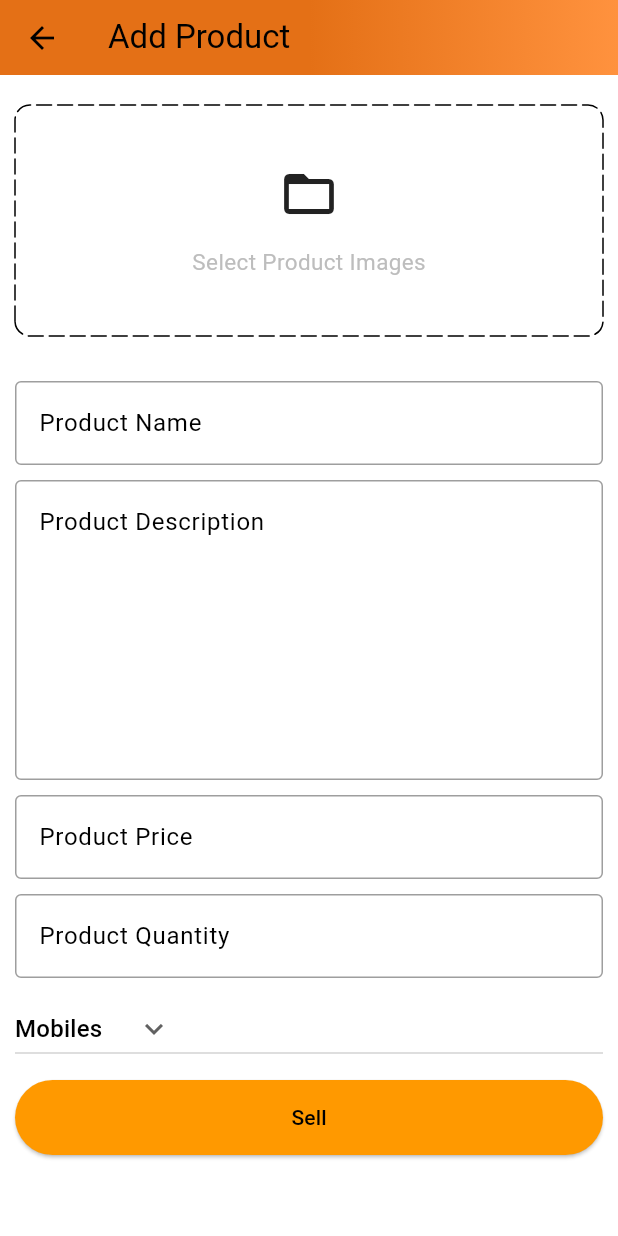
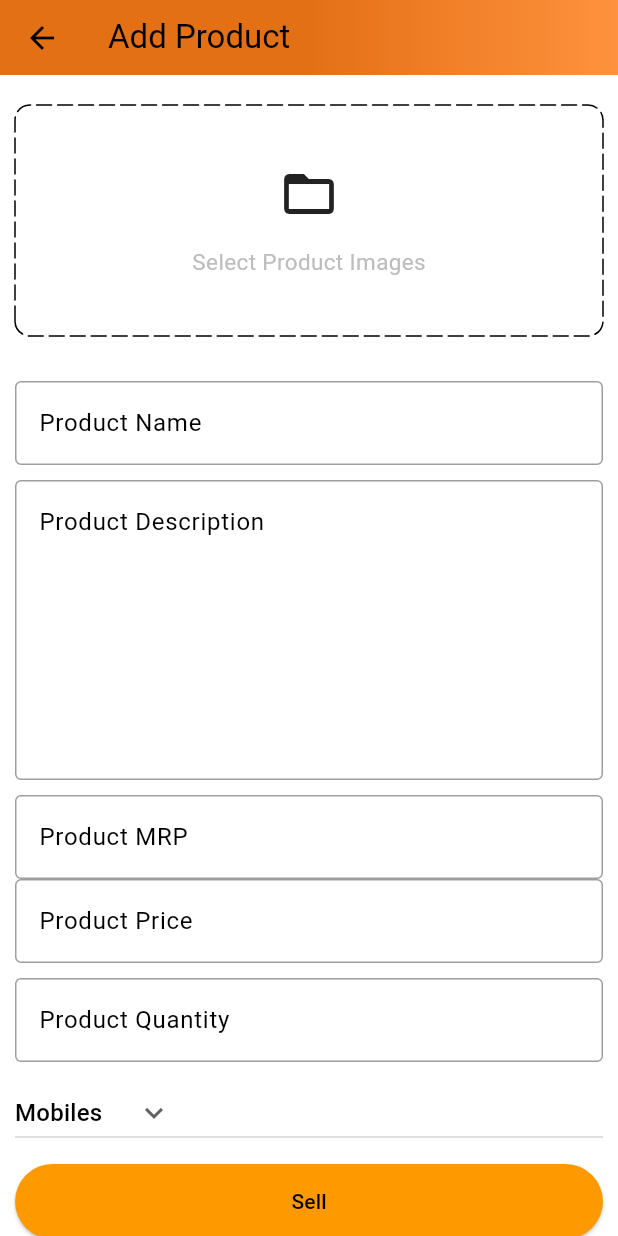
Before and after one commit to satyabratanayak/eshopper, a Flutter app: the AddProductScreen screen opened by its route, on a phone screen of 412 x 824 dp. Run offline on Flutter 3.47's test engine with Material 3 defaults, Android fonts, the phone set to English and light mode, and no system bars; drawn by our look-alikes of dotted_border; our stand-ins replace badges, carousel_slider, file_picker, fl_chart, flutter_rating_bar, shared_preferences; missing offline and left inert: cloudinary_public, pay; accounts and stored records are empty.

```diff
--- a/lib/common/widgets/custom_textfield.dart
+++ b/lib/common/widgets/custom_textfield.dart
@@ -4,11 +4,13 @@ import 'package:flutter/material.dart';
 class CustomTextField extends StatelessWidget {
   final TextEditingController controller;
   final String hintText;
+  final TextInputType textInputType;
   final int maxLines;
   const CustomTextField({
     super.key,
     required this.controller,
     required this.hintText,
+    this.textInputType = TextInputType.text,
     this.maxLines = 1,
   });
 
@@ -33,6 +35,7 @@ class CustomTextField extends StatelessWidget {
         return null;
       },
       maxLines: maxLines,
+      keyboardType: textInputType,
     );
   }
 }
--- a/lib/constants/global_variables.dart
+++ b/lib/constants/global_variables.dart
@@ -1,6 +1,6 @@
 import 'package:flutter/material.dart';
 
-String uri = 'http://192.168.1.11:5001';
+String uri = 'http://192.168.31.75:5001';
 
 class GlobalVariables {
   // COLORS
@@ -29,7 +29,6 @@ class GlobalVariables {
   static const List<String> carouselImages = [
     'https://images-eu.ssl-images-amazon.com/images/G/31/img22/Wireless/AdvantagePrime/BAU/14thJan/D37196025_IN_WL_AdvantageJustforPrime_Jan_Mob_ingress-banner_1242x450.jpg',
     'https://images-eu.ssl-images-amazon.com/images/G/31/img2021/Vday/bwl/English.jpg',
-    'https://images-eu.ssl-images-amazon.com/images/G/31/img21/Wireless/WLA/TS/D37847648_Accessories_savingdays_Jan22_Cat_PC_1500.jpg',
     'https://images-na.ssl-images-amazon.com/images/G/31/Symbol/2020/00NEW/1242_450Banners/PL31_copy._CB432483346_.jpg',
     'https://images-na.ssl-images-amazon.com/images/G/31/img21/shoes/September/SSW/pc-header._CB641971330_.jpg',
   ];
--- a/lib/constants/string_constants.dart
+++ b/lib/constants/string_constants.dart
@@ -25,6 +25,7 @@ class StringConstants {
   static const logOut = 'Log Out';
   static const wishlist = 'Your Wishlist';
   static const applyForSeller = 'Apply for Seller';
+  static const applyForBuyer = 'Apply for Buyer';
   static const noOrders = 'You have no orders yet.';
   static const flatBuilding = 'Flat, House no, Building';
   static const area = 'Area, Street';
@@ -39,6 +40,7 @@ class StringConstants {
   static const selectProductImages = 'Select Product Images';
   static const productName = 'Product Name';
   static const productDescription = 'Product Description';
+  static const productMrp = 'Product MRP';
   static const productPrice = 'Product Price';
   static const productQuantity = 'Product Quantity';
   static const sell = 'Sell';
@@ -73,7 +75,7 @@ class StringConstants {
   static const subTotal = 'Subtotal';
   static const deliverTo = 'Deliver to';
   static const seeAllDeals = 'See all deals';
-  static const dealOfTheDay = 'Deal of the day';
+  static const dealOfTheDay = 'Deals of the day';
   static const keepShopping = 'Keep shopping for';
   static const viewOrderDetails = 'View order details';
   static const orderDate = 'Order Date:';
--- a/lib/features/account/widgets/top_buttons.dart
+++ b/lib/features/account/widgets/top_buttons.dart
@@ -18,7 +18,7 @@ class TopButtons extends StatelessWidget {
             ),
             AccountButton(
               text: StringConstants.applyForSeller,
-              onTap: () {},
+              onTap: () => AccountServices().goToAdmin(context),
             ),
           ],
         ),
--- a/lib/features/address/screens/address_screen.dart
+++ b/lib/features/address/screens/address_screen.dart
@@ -101,6 +101,7 @@ class _AddressScreenState extends State<AddressScreen> {
                     CustomTextField(
                       controller: pincodeController,
                       hintText: StringConstants.pincode,
+                      textInputType: TextInputType.number,
                     ),
                     const SizedBox(height: 10),
                     CustomTextField(
--- a/lib/features/admin/screens/add_product_screen.dart
+++ b/lib/features/admin/screens/add_product_screen.dart
@@ -23,6 +23,7 @@ class _AddProductScreenState extends State<AddProductScreen> {
   final TextEditingController productNameController = TextEditingController();
   final TextEditingController descriptionController = TextEditingController();
   final TextEditingController priceController = TextEditingController();
+  final TextEditingController mrpController = TextEditingController();
   final TextEditingController quantityController = TextEditingController();
   final AdminServices adminServices = AdminServices();
 
@@ -123,13 +124,20 @@ class _AddProductScreenState extends State<AddProductScreen> {
                 ),
                 const SizedBox(height: 10),
                 CustomTextField(
+                  controller: mrpController,
+                  hintText: StringConstants.productMrp,
+                  textInputType: TextInputType.number,
+                ),
+                CustomTextField(
                   controller: priceController,
                   hintText: StringConstants.productPrice,
+                  textInputType: TextInputType.number,
                 ),
                 const SizedBox(height: 10),
                 CustomTextField(
                   controller: quantityController,
                   hintText: StringConstants.productQuantity,
+                  textInputType: TextInputType.number,
                 ),
                 const SizedBox(height: 10),
                 SizedBox(
@@ -188,6 +196,7 @@ class _AddProductScreenState extends State<AddProductScreen> {
         context: context,
         name: productNameController.text,
         description: descriptionController.text,
+        mrp: double.parse(mrpController.text),
         price: double.parse(priceController.text),
         quantity: double.parse(quantityController.text),
         category: category,
--- a/lib/features/admin/services/admin_services.dart
+++ b/lib/features/admin/services/admin_services.dart
@@ -180,6 +180,7 @@ class AdminServices {
     required String name,
     required String description,
     required double price,
+    required double mrp,
     required double quantity,
     required String category,
     required List<File> images,
@@ -203,6 +204,7 @@ class AdminServices {
         quantity: quantity,
         images: imageUrls,
         category: category,
+        mrp: mrp,
         price: price,
         id: '',
         rating: [],
--- a/lib/features/auth/services/auth_service.dart
+++ b/lib/features/auth/services/auth_service.dart
@@ -1,6 +1,6 @@
 import 'dart:convert';
 
-import 'package:eshopper/common/widgets/bottom_bar.dart';
+import 'package:eshopper/common/widgets/user_page.dart';
 import 'package:eshopper/constants/error_handling.dart';
 import 'package:eshopper/constants/global_variables.dart';
 import 'package:eshopper/constants/string_constants.dart';
@@ -81,7 +81,7 @@ class AuthService {
           if (!context.mounted) return;
           Navigator.pushNamedAndRemoveUntil(
             context,
-            BottomBar.routeName,
+            UserPage.routeName,
             (route) => false,
           );
         },
--- a/lib/features/home/services/home_services.dart
+++ b/lib/features/home/services/home_services.dart
@@ -31,7 +31,6 @@ class HomeServices {
         response: res,
         context: context,
         onSuccess: () {
-          log('response : ${res.body}');
           final list = jsonDecode(res.body) as List;
           List<Product> productList =
               list.map((e) => Product.fromMap(e)).toList();
@@ -80,20 +79,11 @@ class HomeServices {
     return productList;
   }
 
-  Future<Product> fetchDealOfDay({
+  Future<List<Product>> fetchDealOfDay({
     required BuildContext context,
   }) async {
     final userProvider = Provider.of<UserProvider>(context, listen: false);
-    Product product = Product(
-      name: '',
-      description: '',
-      quantity: 0,
-      images: [],
-      category: '',
-      price: 0,
-      id: '',
-      rating: [],
-    );
+    List<Product> product = [];
 
     try {
       http.Response res =
@@ -107,7 +97,10 @@ class HomeServices {
         response: res,
         context: context,
         onSuccess: () {
-          product = Product.fromJson(res.body);
+          final list = jsonDecode(res.body) as List;
+          List<Product> productList =
+              list.map((e) => Product.fromMap(e)).toList();
+          product = productList;
         },
       );
     } catch (e) {
--- a/lib/main.dart
+++ b/lib/main.dart
@@ -1,4 +1,4 @@
-import 'package:eshopper/common/widgets/bottom_bar.dart';
+import 'package:eshopper/common/widgets/user_page.dart';
 import 'package:eshopper/constants/global_variables.dart';
 import 'package:eshopper/constants/string_constants.dart';
 import 'package:eshopper/features/admin/screens/admin_screen.dart';
@@ -51,7 +51,7 @@ class _MyAppState extends State<MyApp> {
       onGenerateRoute: (settings) => generateRoute(settings),
       home: Provider.of<UserProvider>(context).user.token.isNotEmpty
           ? Provider.of<UserProvider>(context).user.type == DBConstants.user
-              ? const BottomBar()
+              ? const UserPage()
               : const AdminScreen()
           : const AuthScreen(),
     );
--- a/lib/models/product.dart
+++ b/lib/models/product.dart
@@ -8,6 +8,7 @@ class Product {
   final double quantity;
   final List<String> images;
   final String category;
+  final double mrp;
   final double price;
   final String id;
   final List<Rating> rating;
@@ -16,6 +17,7 @@ class Product {
     required this.description,
     required this.quantity,
     required this.images,
+    required this.mrp,
     required this.category,
     required this.price,
     required this.id,
@@ -28,6 +30,7 @@ class Product {
         quantity: 0,
         images: [],
         category: '',
+        mrp: 0,
         price: 0,
         id: '',
         rating: [],
@@ -43,6 +46,7 @@ class Product {
       quantity: map['quantity']?.toDouble() ?? 0.0,
       images: List<String>.from(map['images']),
       category: map['category'] ?? '',
+      mrp: map['mrp']?.toDouble() ?? 0.0,
       price: map['price']?.toDouble() ?? 0.0,
       id: map['_id'] ?? '',
       rating: map['ratings'] != null
@@ -63,6 +67,7 @@ class Product {
       'quantity': quantity,
       'images': images,
       'category': category,
+      'mrp': mrp,
       'price': price,
       'id': id,
       'rating': rating,
--- a/lib/router.dart
+++ b/lib/router.dart
@@ -1,4 +1,4 @@
-import 'package:eshopper/common/widgets/bottom_bar.dart';
+import 'package:eshopper/common/widgets/user_page.dart';
 import 'package:eshopper/constants/string_constants.dart';
 import 'package:eshopper/features/address/screens/address_screen.dart';
 import 'package:eshopper/features/admin/screens/add_product_screen.dart';
@@ -25,10 +25,10 @@ Route<dynamic> generateRoute(RouteSettings routeSettings) {
         settings: routeSettings,
         builder: (_) => const HomeScreen(),
       );
-    case BottomBar.routeName:
+    case UserPage.routeName:
       return MaterialPageRoute(
         settings: routeSettings,
-        builder: (_) => const BottomBar(),
+        builder: (_) => const UserPage(),
       );
     case AddProductScreen.routeName:
       return MaterialPageRoute(
```
Also changed, not shown: lib/common/widgets/product_card.dart (+66 -11 lines), lib/common/widgets/user_page.dart (renamed from lib/common/widgets/bottom_bar.dart, +11 -11 lines), lib/features/account/services/account_services.dart (+29 -0 lines), lib/features/admin/screens/analtyics_screen.dart (+12 -3 lines), lib/features/home/widgets/deal_of_day.dart (+29 -86 lines), 3 other files.
